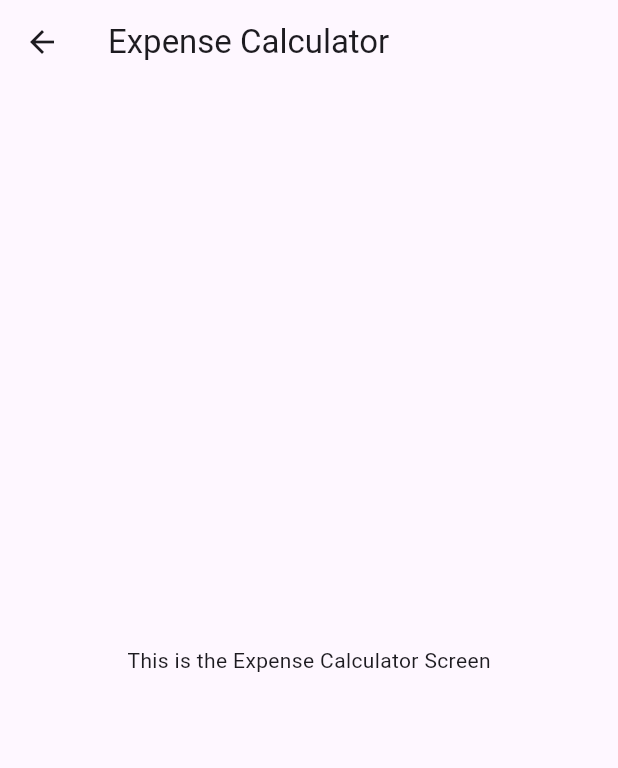
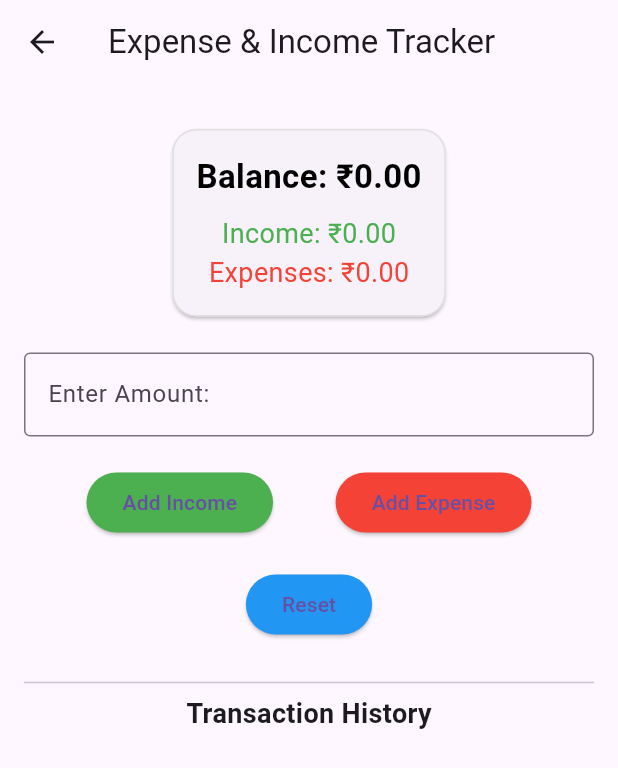
Before and after one commit to Neko01t/krishiv2, a Flutter app: the MiscWidget widget shown alone on an empty page, opened directly, after a tap on "Expense Calculator", on a phone screen of 412 x 824 dp. Shown: the top 768 px of the screen. Run offline on Flutter 3.47's test engine with Material 3 defaults, Android fonts, the phone set to English and light mode, and no system bars; our stand-ins replace camera, carousel_slider, firebase_core, fl_chart, flutter_dotenv, flutter_markdown and 5 more; accounts and stored records are empty; network calls fail.

Commit message:
simple Expense calculator
very simple expense calc
cannot store valsues due to no firestore yet added

```diff
--- a/lib/main_screen_state.dart
+++ b/lib/main_screen_state.dart
@@ -121,7 +121,7 @@ class MainScreenState extends State<MainScreen> {
               accountEmail: Text(email),
               currentAccountPicture: CircleAvatar(
                 backgroundImage: File(imagePath).existsSync()
-                    ? FileImage(File(imagePath)) // Load from file
+                    ? FileImage(File(imagePath))
                     : AssetImage("assets/happy_farmer.png")
                         as ImageProvider, // Default image
               ),
--- /dev/null
+++ b/lib/screens/expense_calculator_screen.dart
@@ -0,0 +1,182 @@
+import 'package:flutter/material.dart';
+import 'package:fl_chart/fl_chart.dart';
+
+class ExpenseScreen extends StatefulWidget {
+  @override
+  _ExpenseScreenState createState() => _ExpenseScreenState();
+}
+
+class _ExpenseScreenState extends State<ExpenseScreen> {
+  double balance = 0.0;
+  double income = 0.0;
+  double expenses = 0.0;
+  final TextEditingController amountController = TextEditingController();
+  String selectedCurrency = "₹";
+  List<FlSpot> balanceHistory = [FlSpot(0, 0)];
+  int transactionCount = 1;
+
+  List<Map<String, dynamic>> transactions = [];
+
+  void addIncome() {
+    double amount = double.tryParse(amountController.text) ?? 0.0;
+    if (amount > 0) {
+      setState(() {
+        income += amount;
+        balance += amount;
+        balanceHistory.add(FlSpot(transactionCount.toDouble(), balance));
+        transactionCount++;
+        transactions.add({
+          'type': 'Income',
+          'amount': amount,
+          'date': DateTime.now().toString()
+        });
+      });
+    }
+    amountController.clear();
+  }
+
+  void addExpense() {
+    double amount = double.tryParse(amountController.text) ?? 0.0;
+    if (amount > 0) {
+      setState(() {
+        expenses += amount;
+        balance -= amount;
+        balanceHistory.add(FlSpot(transactionCount.toDouble(), balance));
+        transactionCount++;
+        transactions.add({
+          'type': 'Expense',
+          'amount': amount,
+          'date': DateTime.now().toString()
+        });
+      });
+    }
+    amountController.clear();
+  }
+
+  void resetValues() {
+    setState(() {
+      balance = 0.0;
+      income = 0.0;
+      expenses = 0.0;
+      balanceHistory = [FlSpot(0, 0)];
+      transactionCount = 1;
+      transactions.clear();
+    });
+  }
+
+  @override
+  Widget build(BuildContext context) {
+    return Scaffold(
+      appBar: AppBar(
+        title: Text("Expense & Income Tracker"),
+        leading: IconButton(
+          icon: Icon(Icons.arrow_back),
+          onPressed: () => Navigator.pop(context),
+        ),
+      ),
+      body: Padding(
+        padding: const EdgeInsets.all(16.0),
+        child: Column(
+          crossAxisAlignment: CrossAxisAlignment.center,
+          children: [
+            SizedBox(height: 10),
+            Card(
+              shape: RoundedRectangleBorder(
+                borderRadius: BorderRadius.circular(16),
+                side: BorderSide(color: Colors.grey.shade300, width: 1),
+              ),
+              child: Padding(
+                padding: const EdgeInsets.all(16.0),
+                child: Column(
+                  children: [
+                    Text(
+                      balance == 0
+                          ? "Balance: $selectedCurrency${balance.toStringAsFixed(2)}"
+                          : balance > 0
+                              ? "Profit: $selectedCurrency${balance.toStringAsFixed(2)}"
+                              : "Loss: $selectedCurrency${balance.toStringAsFixed(2)}",
+                      style: TextStyle(
+                        fontSize: 22,
+                        fontWeight: FontWeight.bold,
+                        color: balance == 0
+                            ? Colors.black
+                            : balance > 0
+                                ? Colors.green
+                                : Colors.red,
+                      ),
+                    ),
+                    SizedBox(height: 10),
+                    Text(
+                        "Income: $selectedCurrency${income.toStringAsFixed(2)}",
+                        style: TextStyle(color: Colors.green, fontSize: 18)),
+                    Text(
+                        "Expenses: $selectedCurrency${expenses.toStringAsFixed(2)}",
+                        style: TextStyle(color: Colors.red, fontSize: 18)),
+                  ],
+                ),
+              ),
+            ),
+            SizedBox(height: 20),
+            TextField(
+              controller: amountController,
+              keyboardType: TextInputType.number,
+              decoration: InputDecoration(
+                labelText: "Enter Amount:",
+                border: OutlineInputBorder(),
+              ),
+            ),
+            SizedBox(height: 20),
+            Row(
+              mainAxisAlignment: MainAxisAlignment.spaceEvenly,
+              children: [
+                ElevatedButton(
+                  onPressed: addIncome,
+                  style:
+                      ElevatedButton.styleFrom(backgroundColor: Colors.green),
+                  child: Text("Add Income"),
+                ),
+                ElevatedButton(
+                  onPressed: addExpense,
+                  style: ElevatedButton.styleFrom(backgroundColor: Colors.red),
+                  child: Text("Add Expense"),
+                ),
+              ],
+            ),
+            SizedBox(height: 20),
+            ElevatedButton(
+              onPressed: resetValues,
+              style: ElevatedButton.styleFrom(backgroundColor: Colors.blue),
+              child: Text("Reset"),
+            ),
+            SizedBox(height: 20),
+            Divider(),
+            Text(
+              "Transaction History",
+              style: TextStyle(fontSize: 18, fontWeight: FontWeight.bold),
+            ),
+            Expanded(
+              child: ListView.builder(
+                itemCount: transactions.length,
+                itemBuilder: (context, index) {
+                  final transaction = transactions[index];
+                  return ListTile(
+                    title: Text(
+                      "${transaction['type']}: $selectedCurrency${transaction['amount']}",
+                      style: TextStyle(
+                        color: transaction['type'] == 'Income'
+                            ? Colors.green
+                            : Colors.red,
+                        fontWeight: FontWeight.bold,
+                      ),
+                    ),
+                    subtitle: Text(transaction['date']),
+                  );
+                },
+              ),
+            ),
+          ],
+        ),
+      ),
+    );
+  }
+}
--- a/lib/screens/schemes_gov_screen.dart
+++ b/lib/screens/schemes_gov_screen.dart
@@ -20,7 +20,7 @@ class _SchemesDetailScreenState extends State<SchemesDetailScreen> {
     super.initState();
     Future.delayed(const Duration(seconds: 1), () {
       setState(() {
-        schemes = List.generate(24, (index) {
+        schemes = List.generate(10, (index) {
           return {
             'title': 'Scheme ${index + 1}',
             'description':
@@ -36,8 +36,8 @@ class _SchemesDetailScreenState extends State<SchemesDetailScreen> {
 
   void _launchURL() async {
     const url = 'https://www.youtube.com/watch?v=dQw4w9WgXcQ';
-    if (await canLaunch(url)) {
-      await launch(url);
+    if (await canLaunchUrl(Uri.parse(url))) {
+      await launchUrl(Uri.parse(url));
     } else {
       throw 'Could not launch $url';
     }
--- a/lib/screens/weather_screen.dart
+++ b/lib/screens/weather_screen.dart
@@ -65,11 +65,9 @@ class WeatherScreenState extends State<WeatherScreen> {
       double longitude;
 
       if (Platform.isLinux) {
-        // Fixed coordinates for Sambhajinagar
         latitude = 19.8762;
         longitude = 75.3433;
       } else {
-        // Try to get user location but add a timeout (10s max)
         Position position = await Future.any([
           _getUserLocation(),
           Future.delayed(Duration(seconds: 10), () {
--- a/lib/widgets/misc_widget.dart
+++ b/lib/widgets/misc_widget.dart
@@ -1,4 +1,5 @@
 import 'package:flutter/material.dart';
+import 'package:krishi/screens/expense_calculator_screen.dart';
 
 class MiscWidget extends StatelessWidget {
   const MiscWidget({super.key});
@@ -13,7 +14,7 @@ class MiscWidget extends StatelessWidget {
           _buildButton(context, "NPK Calculator", Icons.calculate,
               const NPKCalculatorScreen()),
           _buildButton(context, "Expense Calculator", Icons.attach_money,
-              const ExpenseCalculatorScreen()),
+              ExpenseScreen()),
         ],
       ),
     );
@@ -72,17 +73,3 @@ class NPKCalculatorScreen extends StatelessWidget {
     );
   }
 }
-
-class ExpenseCalculatorScreen extends StatelessWidget {
-  const ExpenseCalculatorScreen({super.key});
-
-  @override
-  Widget build(BuildContext context) {
-    return Scaffold(
-      appBar: AppBar(title: const Text("Expense Calculator")),
-      body: const Center(
-        child: Text("This is the Expense Calculator Screen"),
-      ),
-    );
-  }
-}
--- a/pubspec.yaml
+++ b/pubspec.yaml
@@ -1,5 +1,5 @@
 name: krishi
-description: "A new Flutter project."
+description: "App for farmers."
 # The following line prevents the package from being accidentally published to
 # pub.dev using `flutter pub publish`. This is preferred for private packages.
 publish_to: 'none' # Remove this line if you wish to publish to pub.dev
@@ -52,6 +52,8 @@ dependencies:
   fl_chart: ^0.70.2
   shimmer: ^3.0.0
   url_launcher: ^6.3.1
+  sqflite: ^2.4.2
+  path: ^1.9.1
 
 dev_dependencies:
   flutter_test:
```
Also changed, not shown: lib/screens/log_in_screen.dart (+6 -6 lines), lib/screens/number_verification_login_screen.dart (+6 -5 lines), lib/screens/sign_up_screen.dart (+5 -7 lines), pubspec.lock, 1 other file.
